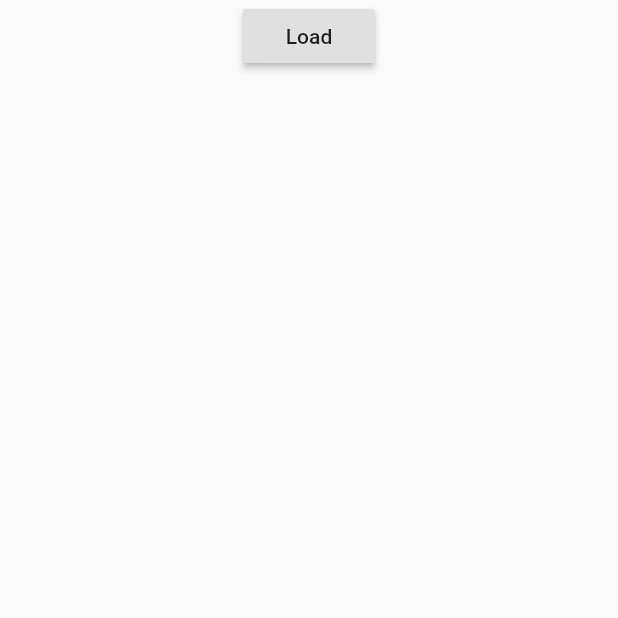
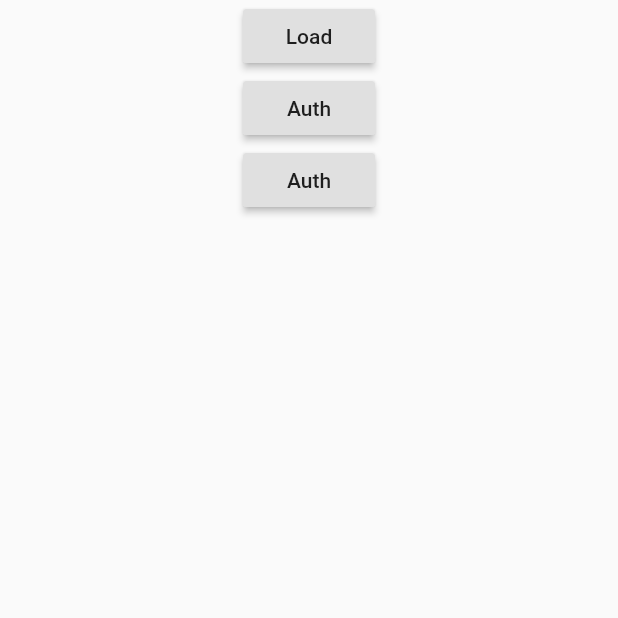
Before and after one commit to Gloumy/diaporama, a Flutter app: the screen it shows after launch, on a phone screen of 412 x 824 dp, the top half of it. Run offline on Flutter 3.47's test engine with Material 2 defaults, Android fonts, the phone set to English and light mode, and no system bars; our stand-ins replace dio, uni_links; missing offline and left inert: draw.

Commit message:
basic workflow oauth + authorize with response code

```diff
--- a/lib/main.dart
+++ b/lib/main.dart
@@ -1,27 +1,39 @@
+import 'dart:async';
+
 import 'package:diaporama/screens/home_screen.dart';
 import 'package:diaporama/states/posts_state.dart';
-import 'package:diaporama/utils/secrets.dart';
-import 'package:draw/draw.dart';
+import 'package:diaporama/utils/reddit_client.dart';
 import 'package:flutter/material.dart';
 import 'package:provider/provider.dart';
-import 'package:url_launcher/url_launcher.dart';
+import 'package:uni_links/uni_links.dart';
 
 void main() async {
   WidgetsFlutterBinding.ensureInitialized();
-
-  final reddit = Reddit.createInstalledFlowInstance(
-    clientId: redditSecret,
-    userAgent: "diaporama-app",
-    redirectUri: Uri.parse("diaporama://cornet.dev"),
-  );
-  final authUrl = reddit.auth.url(['*'], "diaporama");
-
-  launch(authUrl.toString());
-
   runApp(MyApp());
 }
 
-class MyApp extends StatelessWidget {
+class MyApp extends StatefulWidget {
+  @override
+  _MyAppState createState() => _MyAppState();
+}
+
+class _MyAppState extends State<MyApp> {
+  @override
+  void initState() {
+    super.initState();
+    initPlatformState();
+  }
+
+  Future<Null> initPlatformState() async {
+    try {
+      Uri initialLink = await getInitialUri();
+      if (initialLink != null && initialLink.queryParameters["code"] != null)
+        RedditClient.reddit.auth.authorize(initialLink.queryParameters["code"]);
+    } catch (e) {
+      throw (e);
+    }
+  }
+
   @override
   Widget build(BuildContext context) {
     return ChangeNotifierProvider<PostsState>(
--- a/lib/screens/home_screen.dart
+++ b/lib/screens/home_screen.dart
@@ -1,6 +1,9 @@
 import 'package:diaporama/presenters/load_posts_button.dart';
 import 'package:diaporama/presenters/posts_grid.dart';
+import 'package:diaporama/utils/reddit_client.dart';
+import 'package:draw/draw.dart';
 import 'package:flutter/material.dart';
+import 'package:url_launcher/url_launcher.dart';
 
 class HomeScreen extends StatelessWidget {
   @override
@@ -11,6 +14,17 @@ class HomeScreen extends StatelessWidget {
             child: Column(
           children: <Widget>[
             LoadPostsButton(),
+            RaisedButton(
+              onPressed: () => launch(RedditClient.authUrl.toString()),
+              child: Text("Auth"),
+            ),
+            RaisedButton(
+              onPressed: () async {
+                Redditor me = await RedditClient.reddit.user.me();
+                print(me.displayName);
+              },
+              child: Text("Auth"),
+            ),
             PostsGrid(),
           ],
         )),
```
